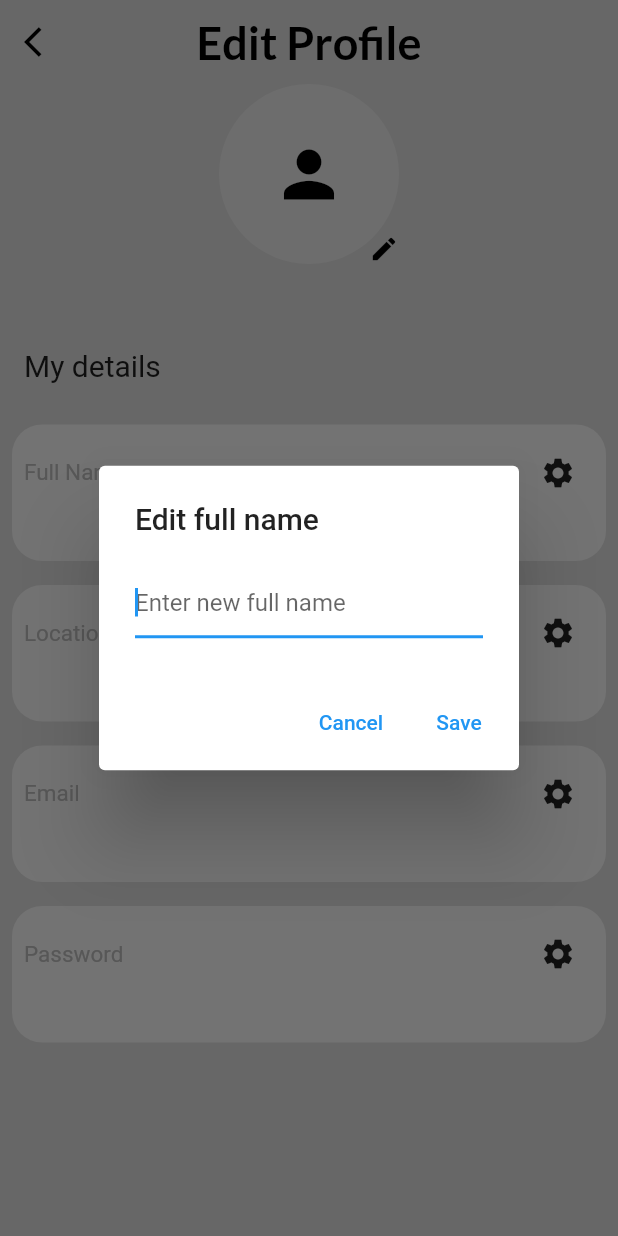
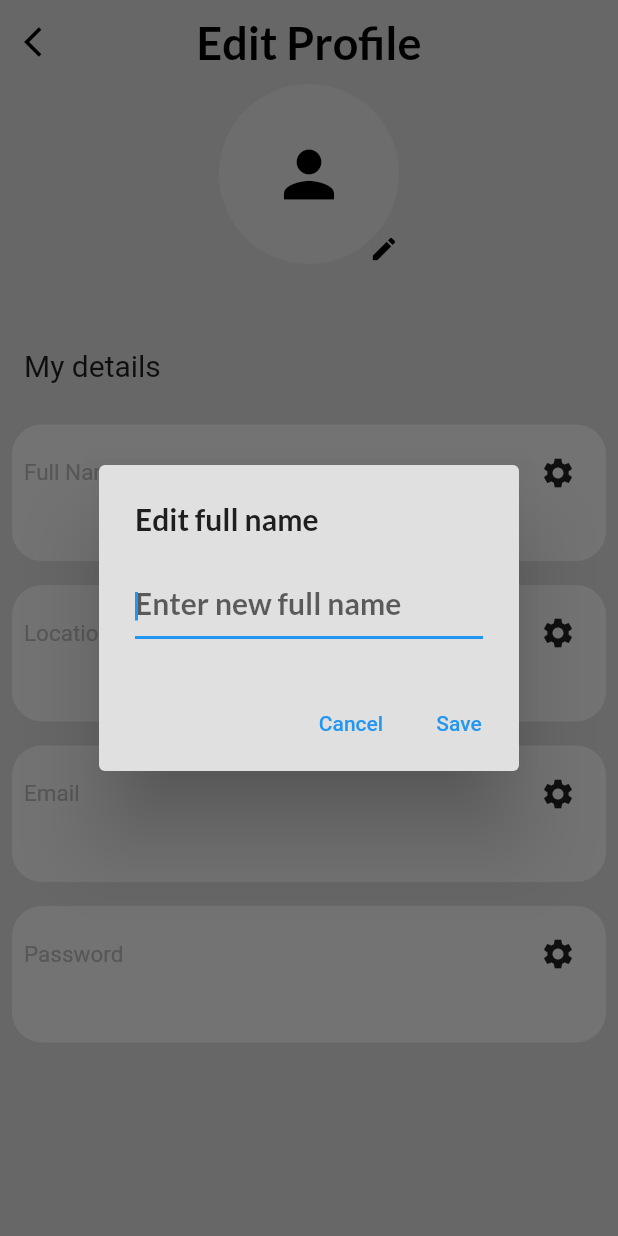
Before and after one commit to johnomeyo/campusMkt, a Flutter app: the EditProfilePage screen opened directly, after a tap on the "settings" icon, on a phone screen of 412 x 824 dp. Run offline on Flutter 3.47's test engine with Material 2 defaults, Android fonts, the light colour scheme and no system bars; our stand-ins replace cloud_firestore, device_preview, firebase_auth, firebase_core, font_awesome_flutter, google_fonts and 2 more; accounts and stored records are empty; network calls fail.

Commit message:
nothing much yk

```diff
--- a/lib/pages/edit_profile_page.dart
+++ b/lib/pages/edit_profile_page.dart
@@ -32,12 +32,20 @@ class _EditProfilePageState extends State<EditProfilePage> {
     await showDialog(
       context: context,
       builder: (context) => AlertDialog(
-        title: Text("Edit $field"),
+        backgroundColor: Colors.grey.shade300,
+        title: Text(
+          "Edit $field",
+          style: GoogleFonts.lato(
+              textStyle:
+                  const TextStyle(fontWeight: FontWeight.bold, fontSize: 20)),
+        ),
         content: TextField(
           autofocus: true,
           decoration: InputDecoration(
-            hintText: "Enter new $field",
-          ),
+              hintText: "Enter new $field",
+              hintStyle: GoogleFonts.lato(
+                  textStyle: const TextStyle(
+                      fontWeight: FontWeight.bold, fontSize: 20))),
           onChanged: (value) {
             newValue = value;
           },
```
Also changed, not shown: lib/tabs/upload.dart (+4 -4 lines).
